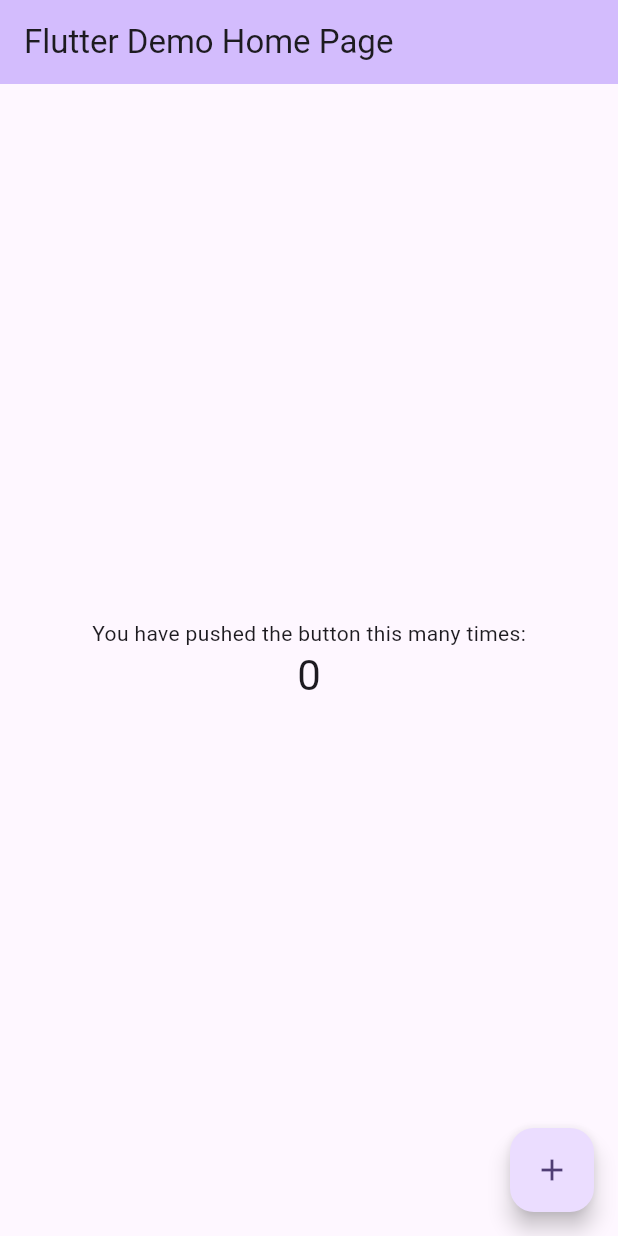
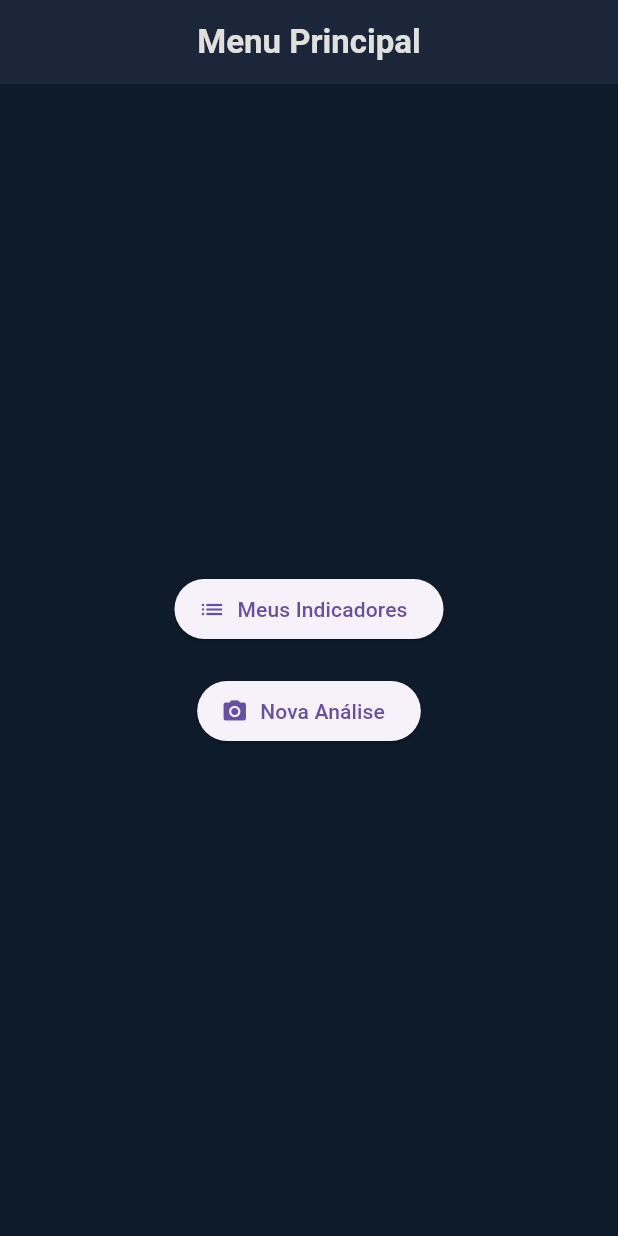
Before and after one commit to victoralmeida428/ph_indicador, a Flutter app: the screen it shows after launch, on a phone screen of 412 x 824 dp. Run offline on Flutter 3.47's test engine with Material 3 defaults, Android fonts, the phone set to English and light mode, and no system bars; our stand-ins replace sqflite; accounts and stored records are empty.

Commit message:
inicio tela

```diff
--- a/lib/main.dart
+++ b/lib/main.dart
@@ -1,122 +1,49 @@
 import 'package:flutter/material.dart';
+import 'package:ph_indicador/src/features/indicador/data/datasources/indicator_local_datasource_impl.dart';
+import 'package:ph_indicador/src/features/indicador/data/repositories/indicator_repository_impl.dart';
 
-void main() {
-  runApp(const MyApp());
+// Core Imports
+import 'src/core/database/database_helper.dart';
+import 'src/core/routes/app_routes.dart';
+import 'src/core/routes/route_generator.dart';
+
+void main() async {
+  // 1. Garante que a engine do Flutter está pronta (necessário para o SQFlite)
+  WidgetsFlutterBinding.ensureInitialized();
+
+  // 2. Inicialização do Banco de Dados (Singleton)
+  final database = await DatabaseHelper.instance.database;
+
+  // 3. Injeção de Dependência (Setup Inicial)
+  // Criamos as implementações aqui e passamos para baixo
+  final localDataSource = IndicatorLocalDataSourceImpl(database);
+  final indicatorRepository = IndicatorRepositoryImpl(db:localDataSource);
+
+  // 4. Configuração das Rotas
+  // Passamos o repositório para o gerador de rotas
+  final routeGenerator = RouteGenerator(indicatorRepository: indicatorRepository);
+
+  runApp(MyApp(routeGenerator: routeGenerator));
 }
 
 class MyApp extends StatelessWidget {
-  const MyApp({super.key});
+  final RouteGenerator routeGenerator;
 
-  // This widget is the root of your application.
+  const MyApp({super.key, required this.routeGenerator});
+
   @override
   Widget build(BuildContext context) {
     return MaterialApp(
-      title: 'Flutter Demo',
+      title: 'pH Analyzer',
+      debugShowCheckedModeBanner: false,
       theme: ThemeData(
-        // This is the theme of your application.
-        //
-        // TRY THIS: Try running your application with "flutter run". You'll see
-        // the application has a purple toolbar. Then, without quitting the app,
-        // try changing the seedColor in the colorScheme below to Colors.green
-        // and then invoke "hot reload" (save your changes or press the "hot
-        // reload" button in a Flutter-supported IDE, or press "r" if you used
-        // the command line to start the app).
-        //
-        // Notice that the counter didn't reset back to zero; the application
-        // state is not lost during the reload. To reset the state, use hot
-        // restart instead.
-        //
-        // This works for code too, not just values: Most code changes can be
-        // tested with just a hot reload.
-        colorScheme: .fromSeed(seedColor: Colors.deepPurple),
+        primarySwatch: Colors.blue,
+        useMaterial3: true,
       ),
-      home: const MyHomePage(title: 'Flutter Demo Home Page'),
+
+      // CONFIGURAÇÃO DE ROTAS AQUI:
+      initialRoute: AppRoutes.home, // Rota inicial
+      onGenerateRoute: routeGenerator.generateRoute, // Quem gerencia a navegação
     );
   }
 }
-
-class MyHomePage extends StatefulWidget {
-  const MyHomePage({super.key, required this.title});
-
-  // This widget is the home page of your application. It is stateful, meaning
-  // that it has a State object (defined below) that contains fields that affect
-  // how it looks.
-
-  // This class is the configuration for the state. It holds the values (in this
-  // case the title) provided by the parent (in this case the App widget) and
-  // used by the build method of the State. Fields in a Widget subclass are
-  // always marked "final".
-
-  final String title;
-
-  @override
-  State<MyHomePage> createState() => _MyHomePageState();
-}
-
-class _MyHomePageState extends State<MyHomePage> {
-  int _counter = 0;
-
-  void _incrementCounter() {
-    setState(() {
-      // This call to setState tells the Flutter framework that something has
-      // changed in this State, which causes it to rerun the build method below
-      // so that the display can reflect the updated values. If we changed
-      // _counter without calling setState(), then the build method would not be
-      // called again, and so nothing would appear to happen.
-      _counter++;
-    });
-  }
-
-  @override
-  Widget build(BuildContext context) {
-    // This method is rerun every time setState is called, for instance as done
-    // by the _incrementCounter method above.
-    //
-    // The Flutter framework has been optimized to make rerunning build methods
-    // fast, so that you can just rebuild anything that needs updating rather
-    // than having to individually change instances of widgets.
-    return Scaffold(
-      appBar: AppBar(
-        // TRY THIS: Try changing the color here to a specific color (to
-        // Colors.amber, perhaps?) and trigger a hot reload to see the AppBar
-        // change color while the other colors stay the same.
-        backgroundColor: Theme.of(context).colorScheme.inversePrimary,
-        // Here we take the value from the MyHomePage object that was created by
-        // the App.build method, and use it to set our appbar title.
-        title: Text(widget.title),
-      ),
-      body: Center(
-        // Center is a layout widget. It takes a single child and positions it
-        // in the middle of the parent.
-        child: Column(
-          // Column is also a layout widget. It takes a list of children and
-          // arranges them vertically. By default, it sizes itself to fit its
-          // children horizontally, and tries to be as tall as its parent.
-          //
-          // Column has various properties to control how it sizes itself and
-          // how it positions its children. Here we use mainAxisAlignment to
-          // center the children vertically; the main axis here is the vertical
-          // axis because Columns are vertical (the cross axis would be
-          // horizontal).
-          //
-          // TRY THIS: Invoke "debug painting" (choose the "Toggle Debug Paint"
-          // action in the IDE, or press "p" in the console), to see the
-          // wireframe for each widget.
-          mainAxisAlignment: .center,
-          children: [
-            const Text('You have pushed the button this many times:'),
-            Text(
-              '$_counter',
-              style: Theme.of(context).textTheme.headlineMedium,
-            ),
-          ],
-        ),
-      ),
-      floatingActionButton: FloatingActionButton(
-        onPressed: _incrementCounter,
-        tooltip: 'Increment',
-        child: const Icon(Icons.add),
-      ),
-    );
-  }
-}
--- /dev/null
+++ b/lib/src/core/routes/app_routes.dart
@@ -0,0 +1,6 @@
+class AppRoutes {
+  static const String home = '/';
+  static const String indicators = '/indicators';
+  static const String addIndicator = '/add-indicator';
+  static const String analysis = '/analysis';
+}
--- /dev/null
+++ b/lib/src/core/routes/route_generator.dart
@@ -0,0 +1,49 @@
+import 'package:flutter/cupertino.dart';
+import 'package:flutter/material.dart';
+import 'package:ph_indicador/src/core/routes/app_routes.dart';
+import 'package:ph_indicador/src/features/indicador/domain/repositories/indicador_repository.dart';
+import 'package:ph_indicador/src/features/indicador/presentation/pages/home_page.dart';
+import 'package:ph_indicador/src/features/indicador/presentation/pages/indicator_list_page.dart';
+
+class RouteGenerator {
+  final IndicatorRepository indicatorRepository;
+
+  RouteGenerator({required this.indicatorRepository});
+
+  Route<dynamic> generateRoute(RouteSettings settings) {
+    final args = settings.arguments;
+    switch (settings.name) {
+      case AppRoutes.home:
+        return MaterialPageRoute(builder: (_) => const HomePage());
+
+      case AppRoutes.indicators:
+        return MaterialPageRoute(
+          builder: (_) => IndicatorListPage(
+            // Injeção de Dependência Manual:
+            // A tela recebe o repositório pronto para usar
+            repository: indicatorRepository,
+          ),
+        );
+
+      case AppRoutes.addIndicator:
+        return MaterialPageRoute(
+            builder: (_) => const Scaffold(body: Center(child: Text("Tela de Adicionar (TODO)"))));
+
+      case AppRoutes.analysis:
+        return MaterialPageRoute(
+            builder: (_) => const Scaffold(body: Center(child: Text("Tela de Câmera (TODO)"))));
+
+      default:
+        return _errorRoute();
+    }
+  }
+
+  static Route<dynamic> _errorRoute() {
+    return MaterialPageRoute(builder: (_) {
+      return Scaffold(
+        appBar: AppBar(title: const Text('Erro')),
+        body: const Center(child: Text('Rota não encontrada')),
+      );
+    });
+  }
+}
--- /dev/null
+++ b/lib/src/core/ui/widget/app_scaffold.dart
@@ -0,0 +1,66 @@
+import 'package:flutter/material.dart';
+
+class AppScaffold extends StatelessWidget {
+  final Widget body;
+  final String? title;
+  final Widget? floatingActionButton;
+  final List<Widget>? actions;
+  final bool showAppBar;
+  final bool usePadding;
+
+  // Definição das cores do Tema Azul Escuro (Hardcoded aqui ou vindas do Theme)
+  static const Color backgroundColor = Color(0xFF0D1B2A); // Azul quase preto
+  static const Color appBarColor = Color(0xFF1B263B);     // Azul marinho escuro
+  static const Color textColor = Color(0xFFE0E1DD);       // Branco gelo (suave)
+
+  const AppScaffold({
+    super.key,
+    required this.body,
+    this.title,
+    this.floatingActionButton,
+    this.actions,
+    this.showAppBar = true,
+    this.usePadding = true, // Padrão com padding para não colar na borda
+  });
+
+  @override
+  Widget build(BuildContext context) {
+    return Scaffold(
+      backgroundColor: backgroundColor,
+
+      appBar: showAppBar
+          ? AppBar(
+        title: title != null
+            ? Text(
+          title!,
+          style: const TextStyle(
+            color: textColor,
+            fontWeight: FontWeight.bold,
+          ),
+        )
+            : null,
+        backgroundColor: appBarColor,
+        elevation: 0,
+        centerTitle: true,
+        actions: actions,
+        iconTheme: const IconThemeData(color: textColor), // Ícones brancos
+      )
+          : null,
+
+      floatingActionButton: floatingActionButton,
+
+      body: SafeArea(
+        child: Padding(
+          padding: usePadding
+              ? const EdgeInsets.all(16.0)
+              : EdgeInsets.zero,
+          child: DefaultTextStyle(
+            // Garante que todo texto dentro do body seja claro por padrão
+            style: const TextStyle(color: textColor, fontSize: 16),
+            child: body,
+          ),
+        ),
+      ),
+    );
+  }
+}
--- /dev/null
+++ b/lib/src/features/indicador/data/datasources/indicator_local_datasource.dart
@@ -0,0 +1,6 @@
+import 'package:ph_indicador/src/features/indicador/data/models/indicator_model.dart';
+
+abstract class IndicatorLocalDataSource {
+  Future<void> insertIndicator(IndicatorModel indicator);
+  Future<List<IndicatorModel>> getIndicators();
+}
--- /dev/null
+++ b/lib/src/features/indicador/domain/repositories/indicador_repository.dart
@@ -0,0 +1,6 @@
+import 'package:ph_indicador/src/features/indicador/domain/entities/indicator.dart';
+
+abstract class IndicatorRepository {
+  Future<void> saveIndicador(Indicator indicador);
+  Future<List<Indicator>> getAllIndicators();
+}
--- /dev/null
+++ b/lib/src/features/indicador/presentation/pages/home_page.dart
@@ -0,0 +1,32 @@
+import 'package:flutter/material.dart';
+import 'package:ph_indicador/src/core/routes/app_routes.dart';
+import 'package:ph_indicador/src/core/ui/widget/app_scaffold.dart';
+
+class HomePage extends StatelessWidget {
+  const HomePage({super.key});
+
+  @override
+  Widget build(BuildContext context) {
+    return AppScaffold(
+      title: "Menu Principal",
+      body: Center(
+        child: Column(
+          mainAxisAlignment: MainAxisAlignment.center,
+          children: [
+            ElevatedButton.icon(
+              icon: const Icon(Icons.list),
+              label: const Text("Meus Indicadores"),
+              onPressed: () => Navigator.pushNamed(context, AppRoutes.indicators),
+            ),
+            const SizedBox(height: 20),
+            ElevatedButton.icon(
+              icon: const Icon(Icons.camera_alt),
+              label: const Text("Nova Análise"),
+              onPressed: () => Navigator.pushNamed(context, AppRoutes.analysis),
+            ),
+          ],
+        ),
+      ),
+    );
+  }
+}
--- a/pubspec.yaml
+++ b/pubspec.yaml
@@ -34,6 +34,8 @@ dependencies:
   # The following adds the Cupertino Icons font to your application.
   # Use with the CupertinoIcons class for iOS style icons.
   cupertino_icons: ^1.0.8
+  sqflite: ^2.4.2
+  path: ^1.9.1
 
 dev_dependencies:
   flutter_test:
```
Also changed, not shown: lib/src/core/database/database_helper.dart (added, +53 -0 lines), lib/src/features/indicador/data/datasources/indicator_local_datasource_impl.dart (added, +28 -0 lines), lib/src/features/indicador/data/models/indicator_model.dart (added, +51 -0 lines), lib/src/features/indicador/data/repositories/indicator_repository_impl.dart (added, +24 -0 lines), lib/src/features/indicador/domain/entities/indicator.dart (added, +15 -0 lines), lib/src/features/indicador/domain/usecases/convert_rbg_wavelength.dart (added, +10 -0 lines), lib/src/features/indicador/domain/usecases/generate_indicators_qrcode.dart (added, +26 -0 lines), lib/src/features/indicador/presentation/pages/indicator_list_page.dart (added, +51 -0 lines), pubspec.lock, 1 other file.
